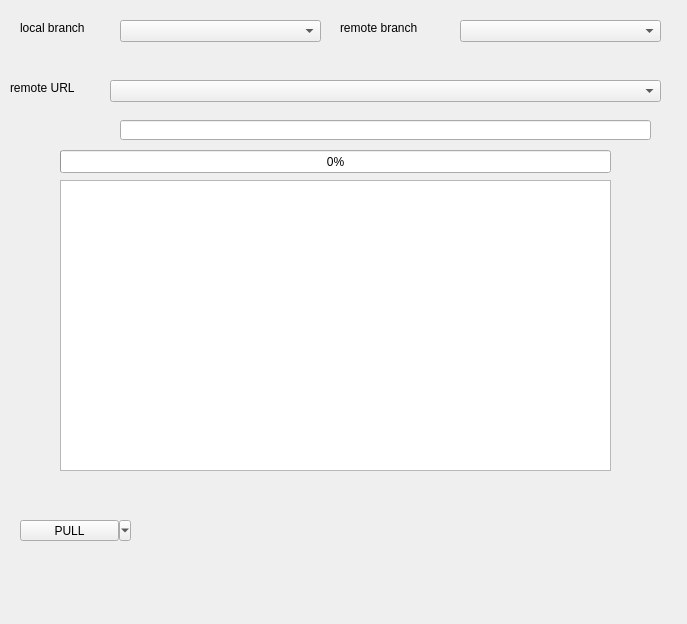
Above: ui/syncdialog.ui from hidog/HiGit before the change. Below: the same form after it.
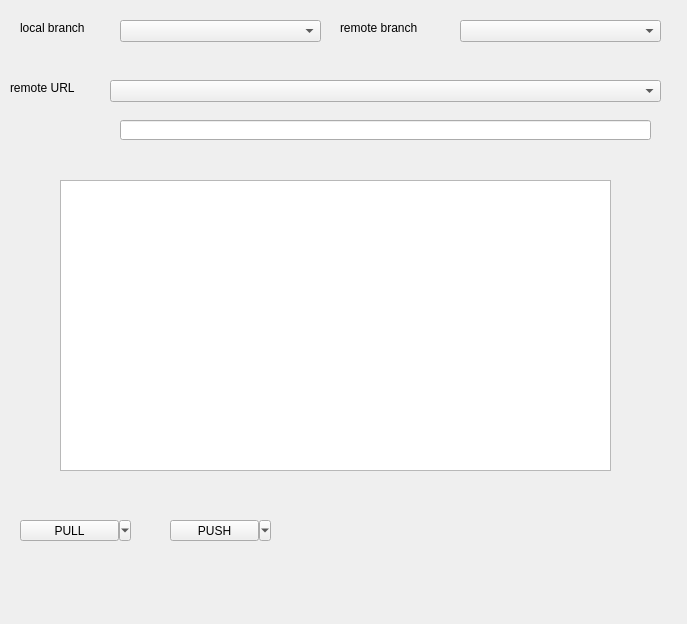
That is the form after the change.

Commit message: "make git push function. (not finished.)"

Patch:
```diff
--- a/ui/syncdialog.ui
+++ b/ui/syncdialog.ui
@@ -124,17 +124,20 @@
     </rect>
    </property>
   </widget>
-  <widget class="QProgressBar" name="gitProgress">
+  <widget class="QToolButton" name="uploadTButton">
    <property name="geometry">
     <rect>
-     <x>60</x>
-     <y>150</y>
-     <width>551</width>
-     <height>23</height>
+     <x>170</x>
+     <y>520</y>
+     <width>101</width>
+     <height>21</height>
     </rect>
    </property>
-   <property name="value">
-    <number>0</number>
+   <property name="text">
+    <string>PUSH</string>
+   </property>
+   <property name="popupMode">
+    <enum>QToolButton::MenuButtonPopup</enum>
    </property>
   </widget>
  </widget>
```
The commit also changes 12 other files.
